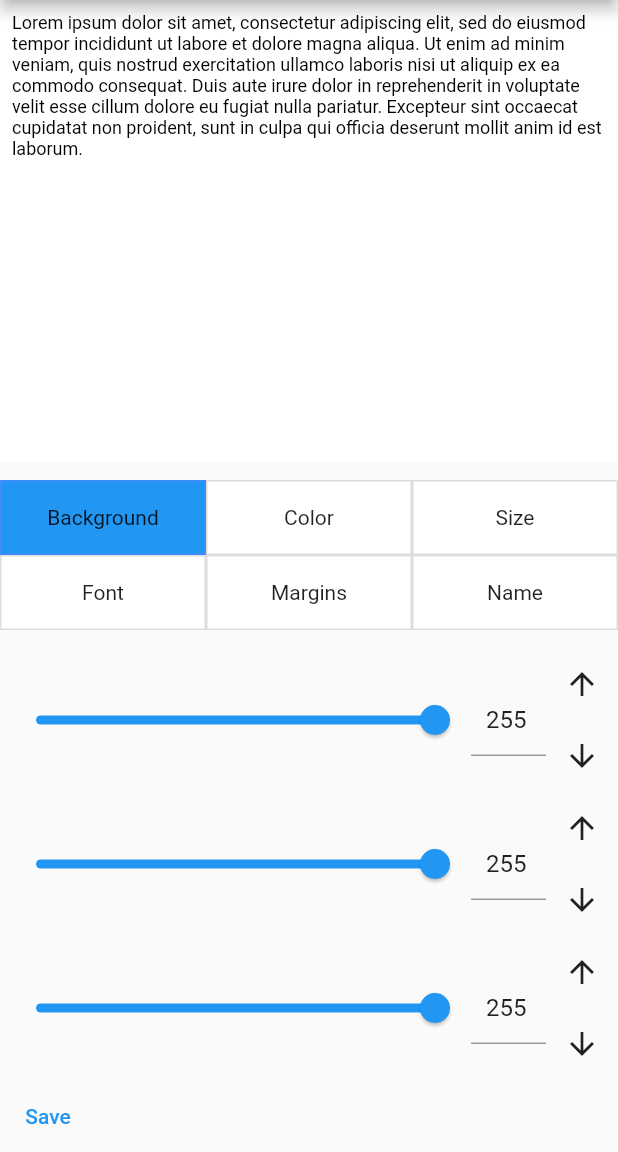
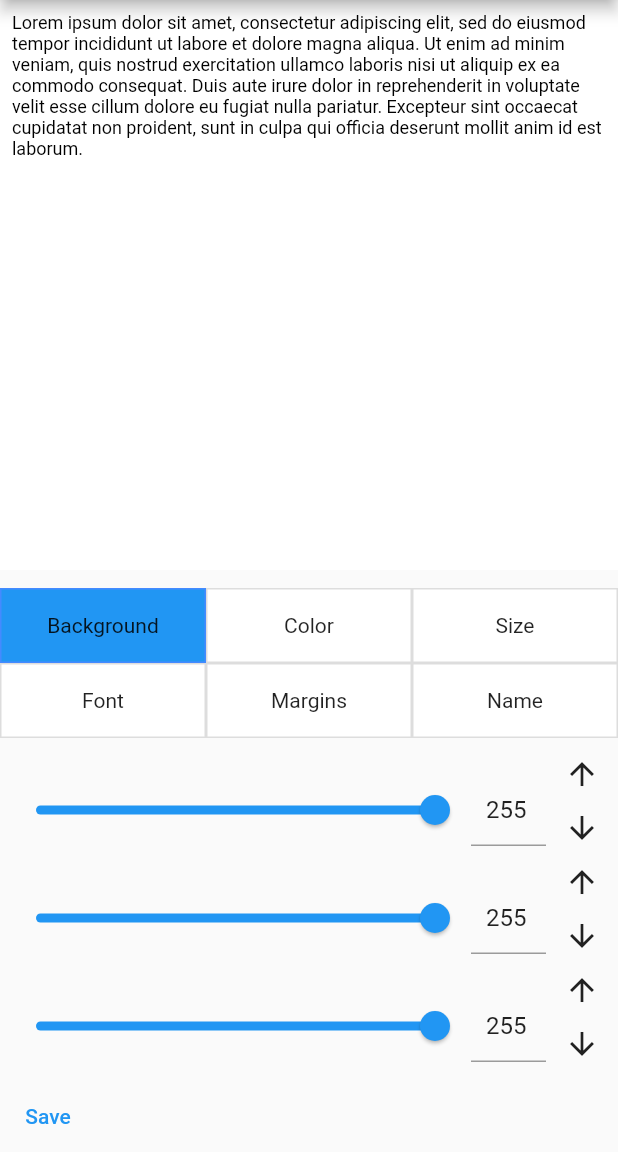
Before and after one commit to TheOmnimax/ereader, a Flutter app: the CustomStyleScreen screen opened directly, on a phone screen of 412 x 824 dp, the part 84-1236 px from its top. Run offline on Flutter 3.47's test engine with Material 2 defaults, Android fonts, the phone set to English and light mode, and no system bars; our stand-ins replace equatable, file_picker, firebase_auth, firebase_core, flutter_bloc, flutter_html and 2 more; missing offline and left inert: dart:ffi, epubx; accounts and stored records are empty.

Commit message:
Removed arrow padding

```diff
--- a/lib/shared_widgets/custom_style/number_entry.dart
+++ b/lib/shared_widgets/custom_style/number_entry.dart
@@ -114,10 +114,12 @@ class SingleNumberEntry extends StatelessWidget {
         Column(
           children: [
             IconButton(
+              constraints: const BoxConstraints(),
+              icon: const Icon(Icons.arrow_upward),
               onPressed: () {
                 onChanged(value + arrowChange);
               },
-              icon: const Icon(Icons.arrow_upward),
+              padding: EdgeInsets.zero,
             ),
             IconButton(
               onPressed: () {
```
